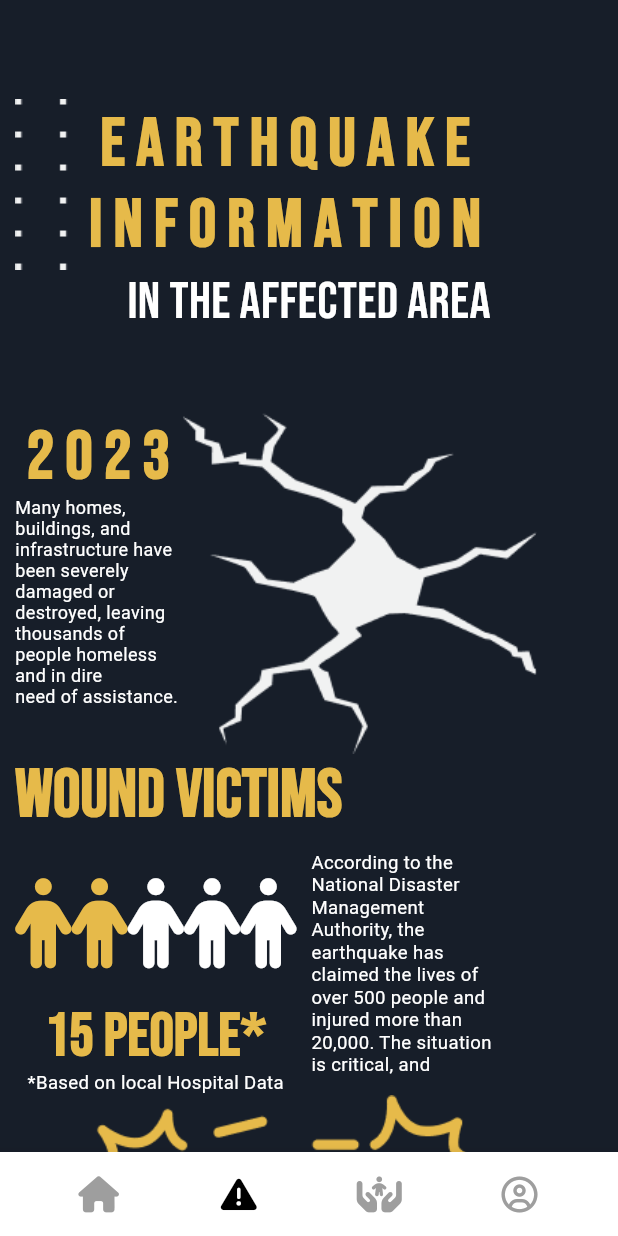
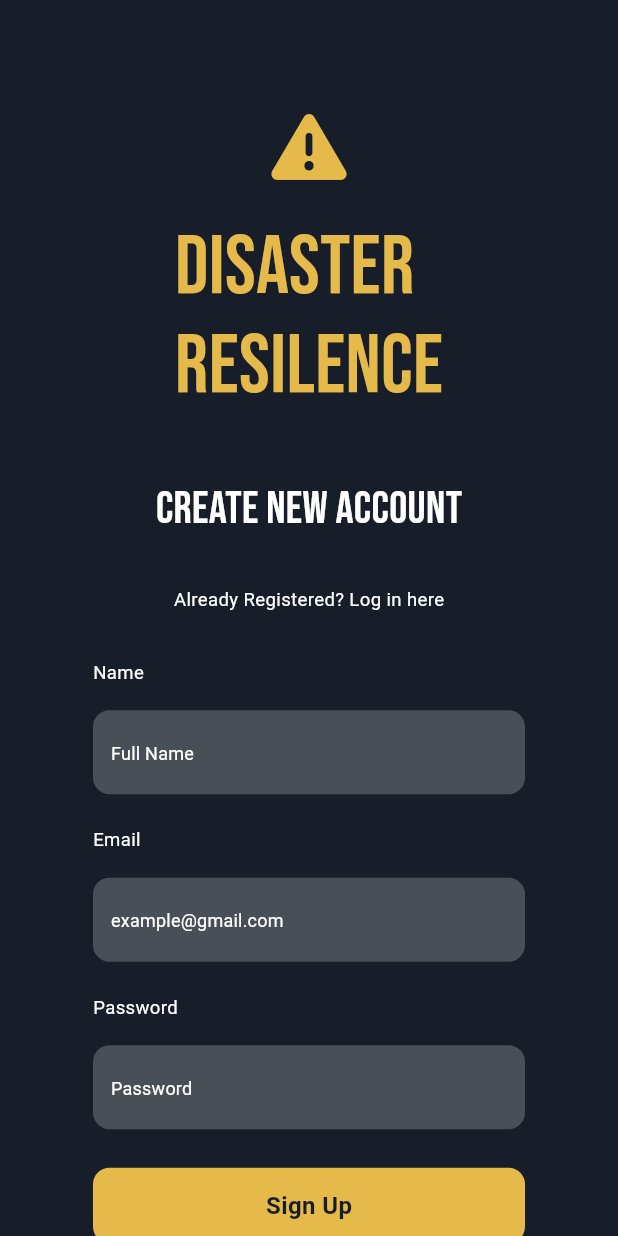
Before and after one commit to shaheryar003/solution_challange, a Flutter app: the screen it shows after launch, on a phone screen of 412 x 824 dp. Run offline on Flutter 3.47's test engine with Material 2 defaults, Android fonts, the phone set to English and light mode, and no system bars; our stand-ins replace flutter_screenutil, font_awesome_flutter, hexcolor.

Commit message:
App Ready

```diff
--- a/lib/Screens/NGO.dart
+++ b/lib/Screens/NGO.dart
@@ -1,6 +1,7 @@
 import 'package:flutter/material.dart';
 import 'package:flutter_screenutil/flutter_screenutil.dart';
 import 'package:solution_challange/Screens/DOnateScreen.dart';
+import 'package:solution_challange/Screens/donateFirst.dart';
 import 'package:solution_challange/widgets/BottomBar.dart';
 import 'package:solution_challange/widgets/colors.dart';
 
@@ -92,7 +93,7 @@ class NGOPages extends StatelessWidget {
                     child: Padding(
                       padding: EdgeInsets.only(left: 30.0, top: 20),
                       child: Text(
-                          "Lorem ipsum dolor sit amet, consectetur adipiscing elit, sed do eiusmod tempor incididunt ut labore et dolore magna aliqua. Ut enim ad minim veniam, quis nostrud exercitation ullamco laboris nisi ut aliquip ex ea commodo consequat. Duis aute irure dolor in reprehenderit in voluptate velit esse cillum dolore eu fugiat nulla pariatur. Excepteur sint occaecat cupidatat non proident, sunt in culpa qui officia deserunt mollit anim id est laborum."),
+                          "Every contribution counts! Join us in supporting those affected by the floods and other disasters in Pakistan. Your donation can make a difference and provide critical aid to those who need it the most."),
                     ),
                   ),
                 ),
@@ -101,7 +102,7 @@ class NGOPages extends StatelessWidget {
                     Navigator.push(
                         context,
                         MaterialPageRoute(
-                            builder: (context) => DonateScreen()));
+                            builder: (context) => DonateFirstPage()));
                   },
                   child: Container(
                     height: 143.h,
--- /dev/null
+++ b/lib/Screens/auth/signUp.dart
@@ -0,0 +1,88 @@
+import 'package:flutter/material.dart';
+import 'package:flutter_screenutil/flutter_screenutil.dart';
+import 'package:font_awesome_flutter/font_awesome_flutter.dart';
+import 'package:hexcolor/hexcolor.dart';
+import 'package:solution_challange/Screens/auth/Login.dart';
+import 'package:solution_challange/Widget/ButtonWidget.dart';
+import 'package:solution_challange/Widget/TextFormFieldWidget.dart';
+import 'package:solution_challange/widgets/colors.dart';
+
+class SignUpPage extends StatelessWidget {
+  SignUpPage({Key? key}) : super(key: key);
+  TextEditingController nameController = TextEditingController();
+  TextEditingController emailController = TextEditingController();
+  TextEditingController passwordController = TextEditingController();
+
+  @override
+  Widget build(BuildContext context) {
+    return Scaffold(
+      backgroundColor: backgroundColor,
+      body: SafeArea(
+        child: SingleChildScrollView(
+          child: Center(
+            child: Padding(
+              padding: const EdgeInsets.symmetric(horizontal: 62.0),
+              child: Column(
+                mainAxisAlignment: MainAxisAlignment.center,
+                children: [
+                  SizedBox(height: 82.h),
+                  FaIcon(
+                    FontAwesomeIcons.triangleExclamation,
+                    color: fontColor,
+                    size: 50,
+                  ),
+                  SizedBox(height: 26.h),
+                  Text(
+                    "Disaster\nResilence",
+                    style: TextStyle(
+                        color: fontColor,
+                        fontSize: 55,
+                        fontFamily: "BebasNeue"),
+                  ),
+                  // Text("Resilence", style: TextStyle(color: fontColor, fontSize: 60, fontFamily: "BebasNeue")),
+                  SizedBox(height: 50.h),
+                  const Text("create new account",
+                      style: TextStyle(
+                          color: Colors.white,
+                          fontSize: 30,
+                          fontFamily: "BebasNeue")),
+                  SizedBox(height: 40.h),
+                  const Text("Already Registered? Log in here"),
+                  SizedBox(height: 38.h),
+                  TextFormWidget(
+                      hintText: "Full Name",
+                      label: "Name",
+                      controller: nameController),
+                  SizedBox(height: 27.h),
+                  TextFormWidget(
+                      hintText: "example@gmail.com",
+                      label: "Email",
+                      controller: emailController),
+                  SizedBox(height: 27.h),
+                  TextFormWidget(
+                      hintText: "Password",
+                      label: "Password",
+                      controller: passwordController),
+                  SizedBox(height: 29.h),
+                  InkWell(
+                      onTap: (){
+                        Navigator.pushReplacement(context, MaterialPageRoute(builder: (context)=>LoginPage()));
+                      },
+                      child: ButtonWidget(text: "Sign Up")),
+                  SizedBox(height: 20.h),
+                  const Text("Already have an account?"),
+                  InkWell(
+                      onTap: (){
+                        Navigator.pushReplacement(context, MaterialPageRoute(builder: (context)=>LoginPage()));
+                      },
+                      child: Text("Login!", style: TextStyle(color: fontColor))),
+                  SizedBox(height: 82.h),
+                ],
+              ),
+            ),
+          ),
+        ),
+      ),
+    );
+  }
+}
--- a/lib/Screens/splashscreen.dart
+++ b/lib/Screens/splashscreen.dart
@@ -3,6 +3,8 @@ import 'dart:async';
 import 'package:flutter/material.dart';
 import 'package:solution_challange/Screens/dangerPage.dart';
 import 'package:solution_challange/Screens/home.dart';
+
+import 'auth/signUp.dart';
 
 class SplashScreen extends StatefulWidget {
   @override
@@ -16,7 +18,7 @@ class _SplashScreenState extends State<SplashScreen> {
   void initState() {
     _timer = Timer(const Duration(seconds: 2), () {
       Navigator.pushReplacement(
-          context, MaterialPageRoute(builder: (context) => DangerPage()));
+          context, MaterialPageRoute(builder: (context) => SignUpPage()));
     });
     // TODO: implement initState
     super.initState();
--- /dev/null
+++ b/lib/Widget/ButtonWidget.dart
@@ -0,0 +1,25 @@
+import 'package:flutter/material.dart';
+import 'package:flutter_screenutil/flutter_screenutil.dart';
+
+import '../widgets/colors.dart';
+class ButtonWidget extends StatelessWidget {
+  String text;
+  ButtonWidget({Key? key, required this.text}) : super(key: key);
+
+  @override
+  Widget build(BuildContext context) {
+    return Container(
+        width: 320.w,
+        height: 57.h,
+        decoration: BoxDecoration(
+            color: fontColor,
+            borderRadius: BorderRadius.circular(11)),
+        child: Center(
+          child: Text(text,
+              style: TextStyle(
+                  color: backgroundColor,
+                  fontSize: 16,
+                  fontWeight: FontWeight.w600)),
+        ));
+  }
+}
--- /dev/null
+++ b/lib/Widget/TextFormFieldWidget.dart
@@ -0,0 +1,39 @@
+import 'package:flutter/material.dart';
+import 'package:flutter_screenutil/flutter_screenutil.dart';
+import 'package:hexcolor/hexcolor.dart';
+
+class TextFormWidget extends StatelessWidget {
+  String label, hintText;
+  TextEditingController controller;
+
+   TextFormWidget({Key? key, required this.hintText, required this.label, required this.controller}) : super(key: key);
+
+  @override
+  Widget build(BuildContext context) {
+    return Column(
+      children: [
+        Align(
+            alignment: Alignment.centerLeft,
+            child: Text(label)),
+        SizedBox(height: 19.h),
+        TextFormField(
+          controller: controller,
+          decoration: InputDecoration(
+              hintText: hintText,
+              hintStyle: TextStyle(
+                  color: Colors.white,
+                  fontSize: 12
+              ),
+              fillColor: HexColor("#494F56"),
+              filled: true,
+              border: OutlineInputBorder(
+                  borderRadius: BorderRadius.circular(11),
+                  borderSide: BorderSide.none
+              )
+          ),
+        )
+      ],
+    )
+    ;
+  }
+}
```
Also changed, not shown: lib/Screens/auth/Login.dart (added, +83 -0 lines), lib/Screens/dangerPage.dart (+13 -6 lines), lib/Screens/donateFirst.dart (added, +78 -0 lines), lib/Screens/profile.dart (+6 -1 lines), lib/Widget/ProvinceCard.dart (added, +33 -0 lines), 1 other file.
